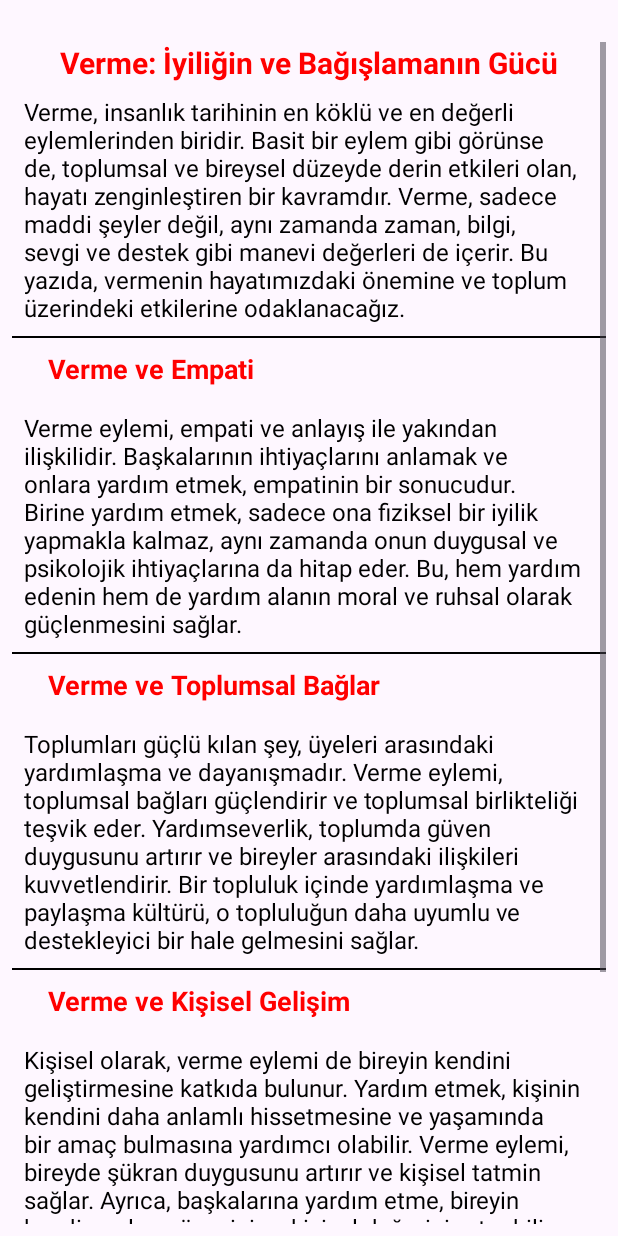
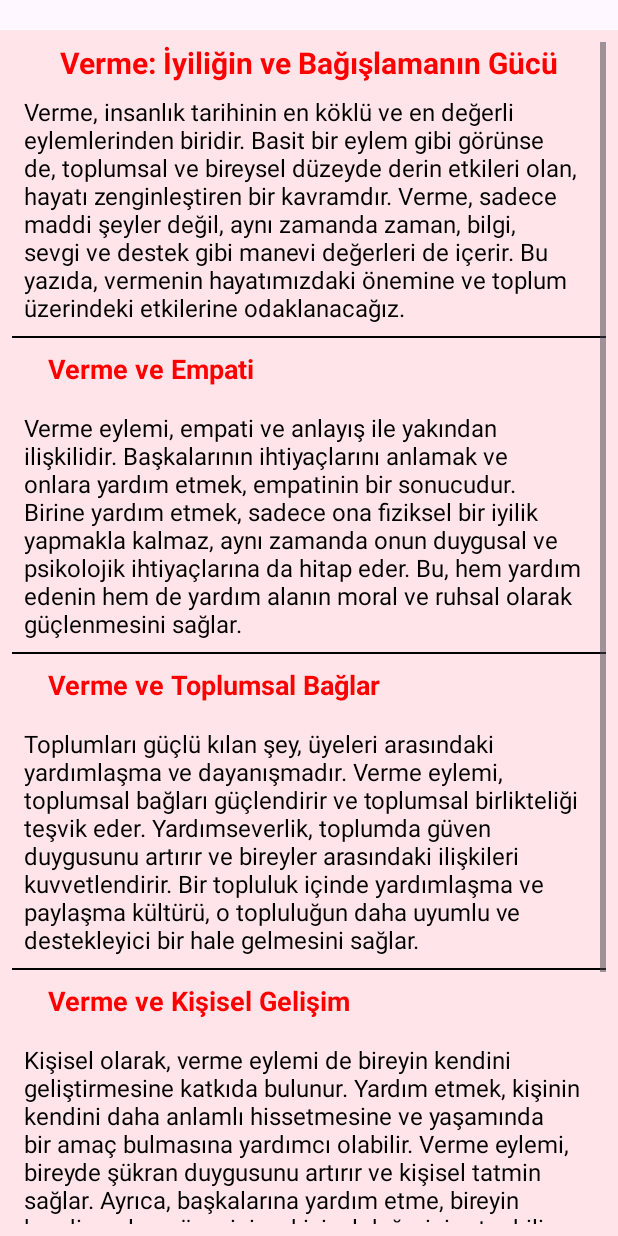
Before and after one commit to abdulkadirkraa/Emotions, an Android app: the GivingFragment screen opened through its navigation route, on a phone screen of 412 x 824 dp. Run offline under Robolectric (Android 15) with nearby library versions, the phone set to English and light mode, and no system bars; our stand-ins replace navigation-ui.

Commit message:
fragments bacground colors were added

```diff
--- a/app/src/main/res/layout/activity_main.xml
+++ b/app/src/main/res/layout/activity_main.xml
@@ -23,6 +23,7 @@
         android:layout_width="match_parent"
         android:layout_height="wrap_content"
         android:layout_gravity="bottom"
-        app:menu="@menu/bottom_nav_menu"/>
+        app:menu="@menu/bottom_nav_menu"
+        app:labelVisibilityMode="labeled"/>
 
 </LinearLayout>
--- a/app/src/main/res/layout/fragment_giving.xml
+++ b/app/src/main/res/layout/fragment_giving.xml
@@ -3,7 +3,8 @@
     xmlns:tools="http://schemas.android.com/tools"
     android:layout_width="match_parent"
     android:layout_height="match_parent"
-    tools:context=".view.GivingFragment">
+    tools:context=".view.GivingFragment"
+    android:background="@color/giving">
 
     <ScrollView
         android:layout_margin="8dp"
--- a/app/src/main/res/layout/fragment_happiness.xml
+++ b/app/src/main/res/layout/fragment_happiness.xml
@@ -3,7 +3,8 @@
     xmlns:tools="http://schemas.android.com/tools"
     android:layout_width="match_parent"
     android:layout_height="match_parent"
-    tools:context=".view.HappinessFragment">
+    tools:context=".view.HappinessFragment"
+    android:background="@color/happiness">
 
 
     <ScrollView
--- a/app/src/main/res/layout/fragment_kindness.xml
+++ b/app/src/main/res/layout/fragment_kindness.xml
@@ -3,7 +3,8 @@
     xmlns:tools="http://schemas.android.com/tools"
     android:layout_width="match_parent"
     android:layout_height="match_parent"
-    tools:context=".view.KindnessFragment">
+    tools:context=".view.KindnessFragment"
+    android:background="@color/kindess">
 
     <ScrollView
         android:layout_margin="8dp"
--- a/app/src/main/res/layout/fragment_optimism.xml
+++ b/app/src/main/res/layout/fragment_optimism.xml
@@ -3,7 +3,8 @@
     xmlns:tools="http://schemas.android.com/tools"
     android:layout_width="match_parent"
     android:layout_height="match_parent"
-    tools:context=".view.OptimismFragment">
+    tools:context=".view.OptimismFragment"
+    android:background="@color/optimism">
 
     <ScrollView
         android:layout_margin="8dp"
--- a/app/src/main/res/layout/fragment_respect.xml
+++ b/app/src/main/res/layout/fragment_respect.xml
@@ -3,7 +3,8 @@
     xmlns:tools="http://schemas.android.com/tools"
     android:layout_width="match_parent"
     android:layout_height="match_parent"
-    tools:context=".view.RespectFragment">
+    tools:context=".view.RespectFragment"
+    android:background="@color/respect">
 
     <ScrollView
         android:layout_margin="8dp"
--- a/app/src/main/res/values/colors.xml
+++ b/app/src/main/res/values/colors.xml
@@ -5,5 +5,9 @@
     <color name="green">#00FF00</color>
     <color name="red">#FF0000</color>
     <color name="grey">#8c8c8c</color>
-    <color name="bottomNavView">#BF4E2B</color>
+    <color name="happiness">#FFF9E5</color>
+    <color name="optimism">#FFE5CC</color>
+    <color name="kindess">#E5F4E3</color>
+    <color name="giving">#FFE5E9</color>
+    <color name="respect">#E5ECF4</color>
 </resources>
```
